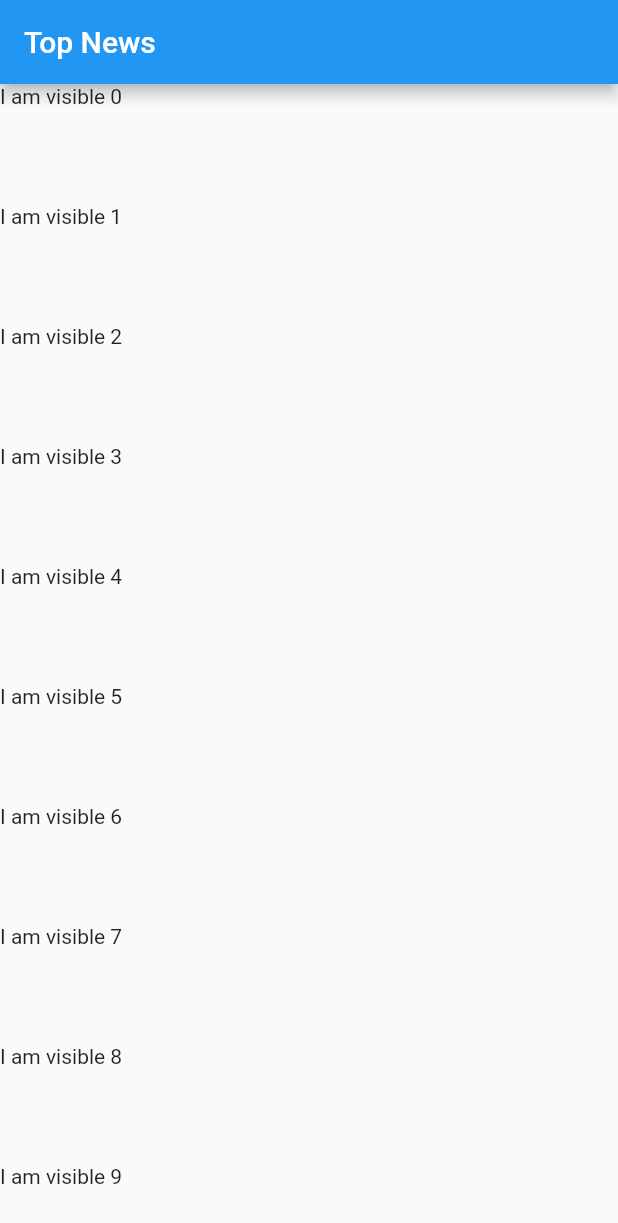
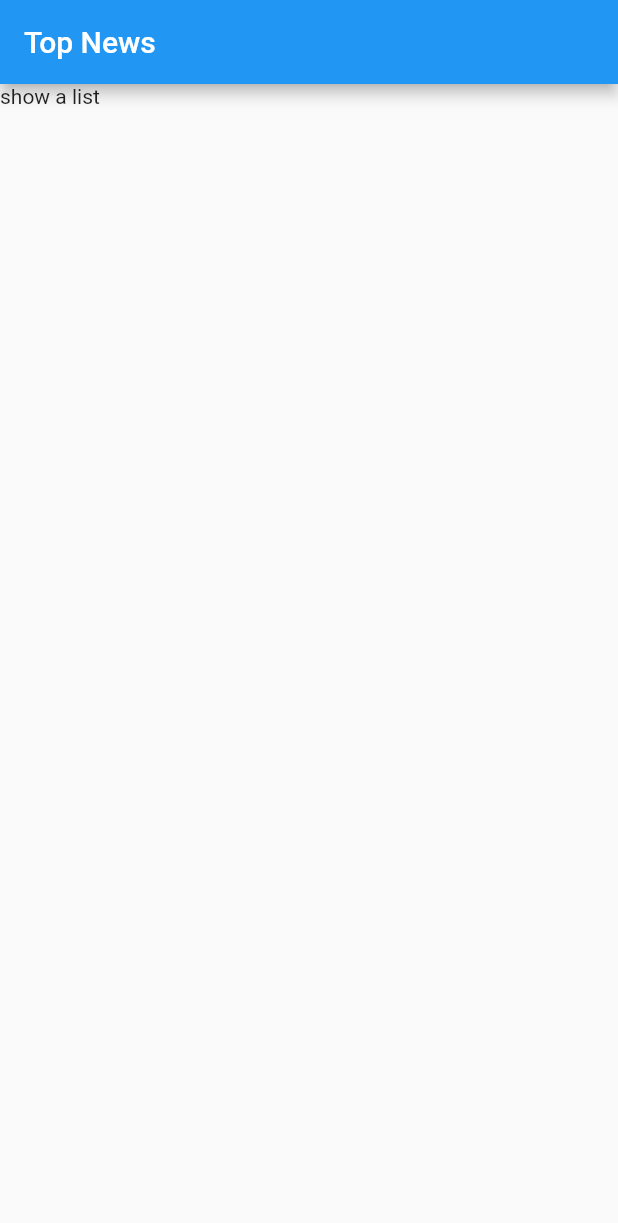
Before and after one commit to gur22-09/news_app, a Flutter app: the screen it shows after launch, on a phone screen of 412 x 824 dp. Shown: the top 1223 px of the screen. Run offline on Flutter 3.47's test engine with Material 2 defaults, Android fonts, the phone set to English and light mode, and no system bars; our stand-ins replace rxdart, sqflite; accounts and stored records are empty.

Commit message:
add storiesBloc and stories provider class for implementing the bloc pattern

```diff
--- a/lib/src/Screens/newsList.dart
+++ b/lib/src/Screens/newsList.dart
@@ -1,35 +1,15 @@
 import 'package:flutter/material.dart';
+import 'package:news/src/blocs/stories_provider.dart';
+import '../blocs/stories_bloc.dart';
 
 class NewsList extends StatelessWidget {
   @override
   Widget build(BuildContext context) {
+    final bloc = StoriesProvider.of(context);
     return Scaffold(
         appBar: AppBar(
           title: Text('Top News'),
         ),
-        body: buildList());
-  }
-
-  Widget buildList() {
-    return ListView.builder(
-      itemCount: 1000,
-      itemBuilder: (_, index) {
-        return FutureBuilder(
-          future: getFuture(),
-          builder: (_, snapshot) {
-            return Container(
-              height: 80,
-              child: snapshot.hasData
-                  ? Text('I am visible $index')
-                  : Text('No data fetched yet $index'),
-            );
-          },
-        );
-      },
-    );
-  }
-
-  getFuture() {
-    return Future.delayed(Duration(seconds: 4), () => 'hi');
+        body: Text("show a list"));
   }
 }
--- a/lib/src/app.dart
+++ b/lib/src/app.dart
@@ -1,13 +1,16 @@
 import 'package:flutter/material.dart';
-
+import 'package:news/src/blocs/stories_provider.dart';
+import 'blocs/stories_provider.dart ';
 import 'Screens/newsList.dart';
 
 class App extends StatelessWidget {
   @override
   Widget build(BuildContext context) {
-    return MaterialApp(
-      title: 'News',
-      home: NewsList(),
+    return StoriesProvider(
+      child: MaterialApp(
+        title: 'News',
+        home: NewsList(),
+      ),
     );
   }
 }
--- /dev/null
+++ b/lib/src/blocs/stories_bloc.dart
@@ -0,0 +1,19 @@
+import 'package:rxdart/rxdart.dart';
+import '../models/item_models.dart';
+import '../resourses/repository.dart';
+
+class StoriesBloc{
+  final _repository  = Repository();
+  final _topIds = PublishSubject<List<int>>();
+
+  fetchTopIds() async{
+    final ids = await _repository.fetchTopIds();
+    _topIds.sink.add(ids);
+  }
+
+  Observable<List<int>> get topIds => _topIds.stream;
+
+  dispose(){
+    _topIds.close();
+  }
+}
--- /dev/null
+++ b/lib/src/blocs/stories_provider.dart
@@ -0,0 +1,18 @@
+import 'stories_bloc.dart';
+import 'package:flutter/material.dart';
+
+class StoriesProvider extends InheritedWidget {
+  final StoriesBloc bloc;
+
+  StoriesProvider({key, Widget child})
+      : bloc = StoriesBloc(),
+        super(child: child);
+
+  bool updateShouldNotify(_) => true;
+
+  static StoriesBloc of(BuildContext context) {
+    return (context.inheritFromWidgetOfExactType(StoriesProvider)
+            as StoriesProvider)
+        .bloc;
+  }
+}
--- a/pubspec.yaml
+++ b/pubspec.yaml
@@ -26,6 +26,7 @@ dependencies:
   sqflite: ^1.1.6+2
   path_provider: ^1.1.2
   http: ^0.12.0+2
+  rxdart: ^0.22.1
 
 dev_dependencies:
   flutter_test:
```
Also changed, not shown: pubspec.lock, 1 other file.
